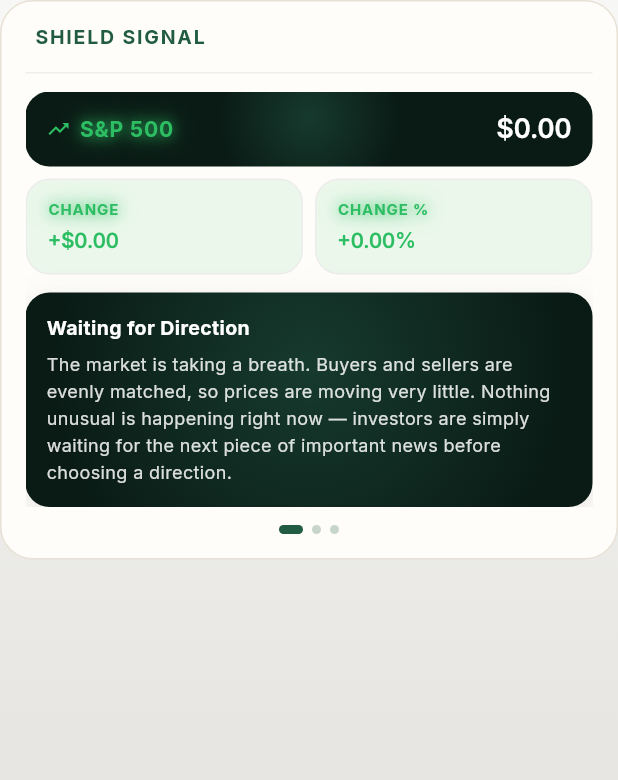
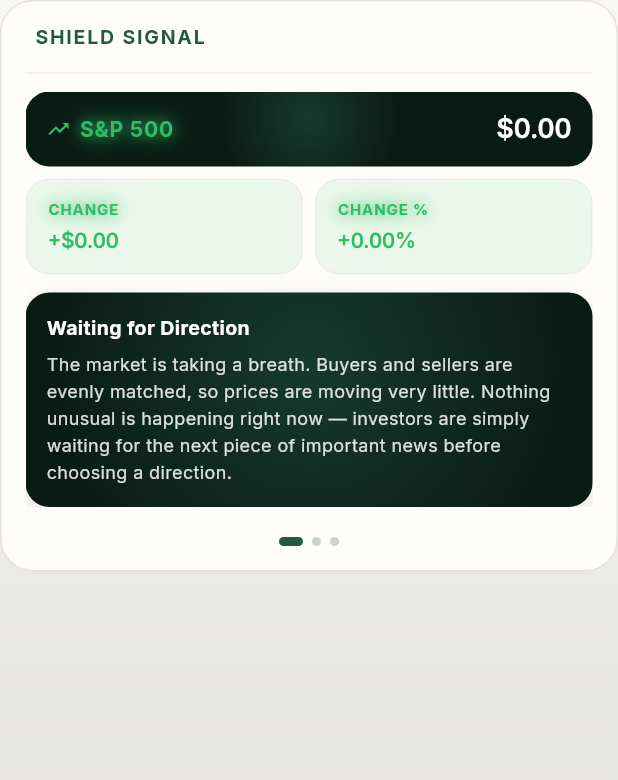
Before and after one commit to vofka198119-code/fomoshield, a Flutter app: the ShieldSignalWidget widget shown alone on an empty page, opened directly, on a phone screen of 412 x 824 dp. Shown: the top 780 px of the screen. Run offline on Flutter 3.47's test engine with Material 3 defaults, Android fonts, the phone set to English and light mode, and no system bars; our stand-ins replace cached_network_image, dio, firebase_core, firebase_crashlytics, fl_chart, flutter_dotenv and 8 more; accounts and stored records are empty; network calls fail.

Commit message:
fix: Luxury Gold — 0.5px border, straight-down card glow, dots gap
- Card/window gradient border thinned 1px -> 0.5px (final canonical
  width, confirmed on-device)
- cardGlow shadow offset (2,3) -> (0,3): the rightward component butted
  into a widget's own right-edge padding and got clipped by a hard
  edge instead of fading out
- Shield Signal: +8px gap before the swipe dots for breathing room
  under the mood panel's glow

```diff
--- a/lib/src/core/theme/luxury_gold_theme.dart
+++ b/lib/src/core/theme/luxury_gold_theme.dart
@@ -95,16 +95,16 @@
     blurRadius: 20,
   );
 
-  /// Card-lift shadow — same exact recipe as the splash screen's "FOMO"
-  /// wordmark shadow (splash_screen.dart: `offset: Offset(2, 3),
-  /// blurRadius: 4, color: Colors.black @ 25%`), just gold instead of
-  /// black. Decision (2026-08-23): this is the canonical "lift off
-  /// background" shadow for Luxury Gold cards — one shadow, not a
-  /// glow+shadow pair (an earlier, more elaborate attempt was scrapped in
-  /// favor of reusing this proven, already-shipped recipe).
+  /// Card-lift shadow — started as the exact splash screen "FOMO" wordmark
+  /// recipe (`offset: Offset(2, 3), blurRadius: 4, color: Colors.black @
+  /// 25%`), gold instead of black. Decision (2026-08-24): dropped the
+  /// rightward component — with a widget's own right-edge padding tight
+  /// enough (22px), the shadow's right side butted straight into it and
+  /// got clipped by a hard edge instead of fading out. Straight-down glow
+  /// avoids that regardless of how tight a card's surrounding padding is.
   static BoxShadow cardGlow({double opacity = 0.25}) => BoxShadow(
     color: accentGold.withValues(alpha: opacity),
-    offset: const Offset(2, 3),
+    offset: const Offset(0, 3),
     blurRadius: 4,
   );
 
--- a/lib/src/core/theme/themed_border.dart
+++ b/lib/src/core/theme/themed_border.dart
@@ -31,7 +31,7 @@
   final radius = borderRadius ?? FomoShieldTheme.cardRadius;
   return Container(
     margin: margin,
-    padding: const EdgeInsets.all(1),
+    padding: const EdgeInsets.all(0.5),
     decoration: BoxDecoration(
       gradient: gradient,
       borderRadius: radius,
@@ -39,7 +39,7 @@
     ),
     child: ClipRRect(
       borderRadius: BorderRadius.circular(
-        (radius.topLeft.x - 1).clamp(0.0, double.infinity),
+        (radius.topLeft.x - 0.5).clamp(0.0, double.infinity),
       ),
       child: child,
     ),
--- a/lib/src/features/home/widgets/shield_signal_widget.dart
+++ b/lib/src/features/home/widgets/shield_signal_widget.dart
@@ -126,7 +126,7 @@
                   ),
                 ],
               ),
-              const SizedBox(height: 12),
+              const SizedBox(height: 20),
               _dots(
                 count: indices.length,
                 current: safeIndex,
--- a/lib/src/shared/widgets/card_frame.dart
+++ b/lib/src/shared/widgets/card_frame.dart
@@ -96,7 +96,7 @@
       return Container(
         width: double.infinity,
         margin: margin ?? EdgeInsets.zero,
-        padding: const EdgeInsets.all(1),
+        padding: const EdgeInsets.all(0.5),
         decoration: BoxDecoration(
           gradient: borderGradient,
           borderRadius: FomoShieldTheme.cardRadius,
--- a/pubspec.yaml
+++ b/pubspec.yaml
@@ -1,7 +1,7 @@
 name: scanco
 description: "F.O.M.O. Shield — Invest with discipline, not emotion"
 publish_to: 'none'
-version: 1.0.0+44
+version: 1.0.0+45
 
 environment:
   sdk: ^3.12.1
```
